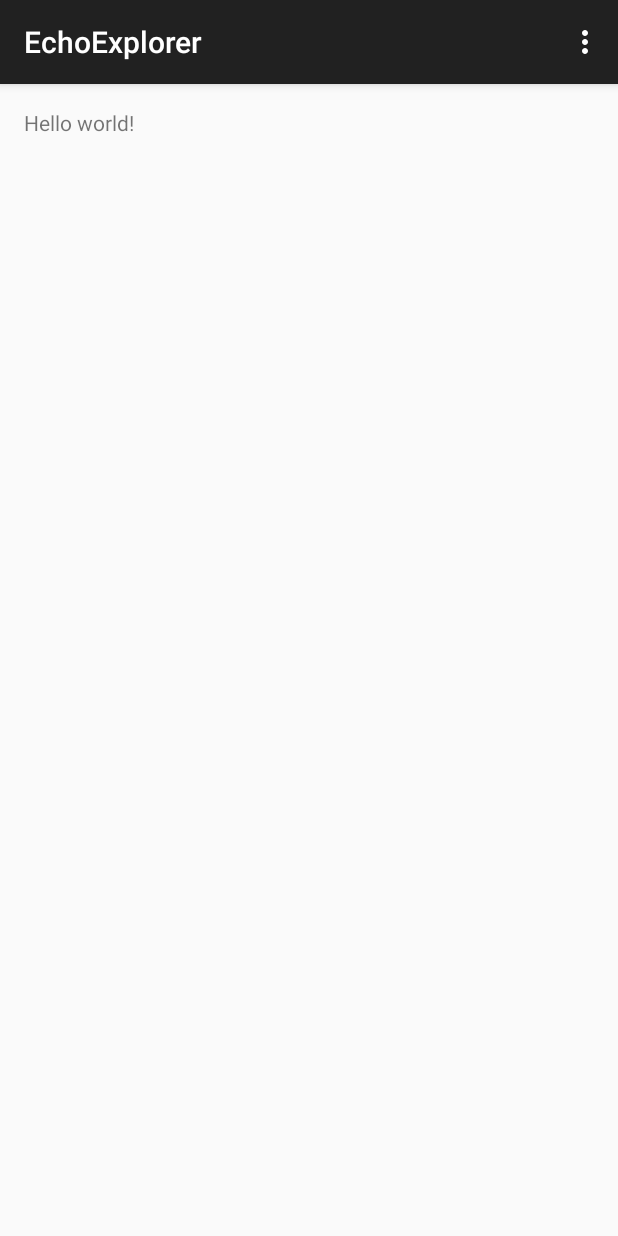
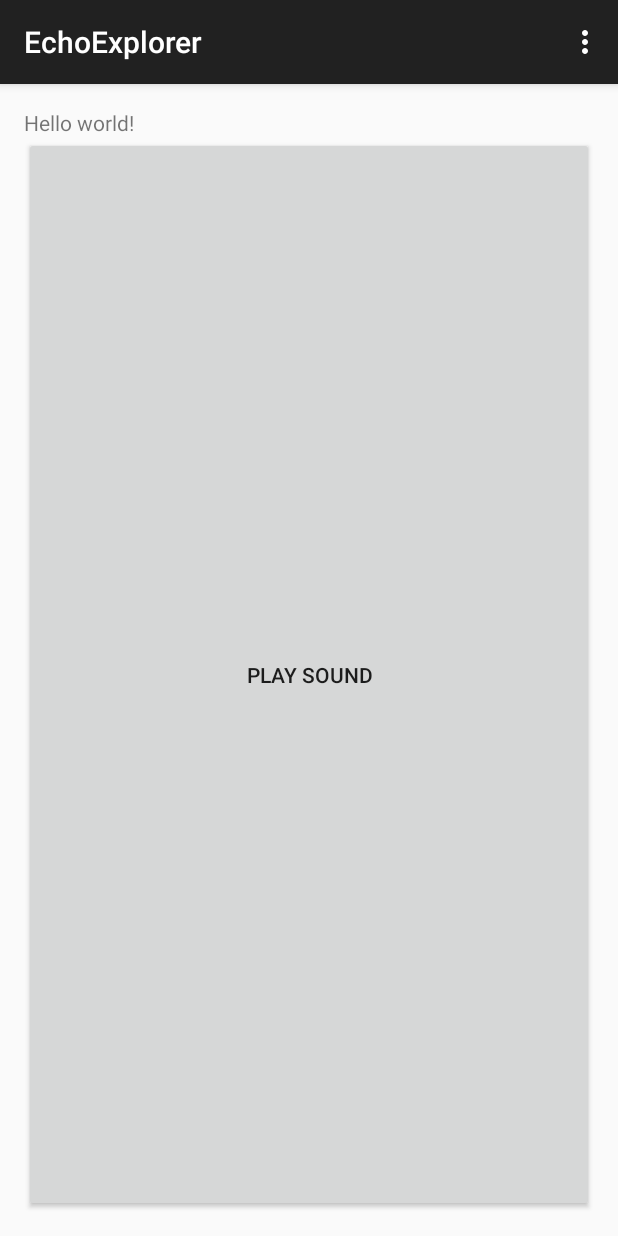
Before and after one commit to EchoGeneration/EchoExplorer, an Android app: the screen it shows after launch (MainActivity), on a phone screen of 412 x 824 dp. Run offline under Robolectric (Android 15) with nearby library versions, the phone set to English and light mode, and no system bars; 1 statement that could not run was skipped.

Commit message:
Added in some infrastructure for playing sounds on a button push. Currently not working.

```diff
--- a/app/src/main/java/com/spencerbarton/echoexplorer/MainActivity.java
+++ b/app/src/main/java/com/spencerbarton/echoexplorer/MainActivity.java
@@ -1,19 +1,55 @@
 package com.spencerbarton.echoexplorer;
 
+import android.content.ComponentName;
+import android.content.Context;
+import android.content.Intent;
+import android.content.ServiceConnection;
+import android.media.AudioManager;
+import android.os.IBinder;
 import android.support.v7.app.ActionBarActivity;
 import android.os.Bundle;
+import android.util.Log;
 import android.view.Menu;
 import android.view.MenuItem;
+import android.view.View;
 
 
 public class MainActivity extends ActionBarActivity {
+    private PlaySound mService;
+    private boolean mBound = false;
+    public static String EXTRA_AUDIO = "com.spencerbarton.echoexplorer.AUDIO";
 
     @Override
     protected void onCreate(Bundle savedInstanceState) {
+        // Initialize
         super.onCreate(savedInstanceState);
         setContentView(R.layout.activity_main);
+
+        // Setup audio to be controlled by the user
+        setVolumeControlStream(AudioManager.STREAM_MUSIC);
+        Log.d("logging", "onCreate called");
     }
 
+    @Override
+    protected void onStart() {
+        Log.d("logging", "onStart called");
+        super.onStart();
+
+        // Bind audio service
+        Intent intent = new Intent(this, PlaySound.class);
+        intent.putExtra(EXTRA_AUDIO, R.raw.song);
+        bindService(intent, mConnection, Context.BIND_AUTO_CREATE);
+    }
+
+    @Override
+    protected void onStop() {
+        super.onStop();
+
+        if (mBound) {
+            unbindService(mConnection);
+            mBound = false;
+        }
+    }
 
     @Override
     public boolean onCreateOptionsMenu(Menu menu) {
@@ -36,4 +72,28 @@ public class MainActivity extends ActionBarActivity {
 
         return super.onOptionsItemSelected(item);
     }
+
+    public void playAudio(View view) {
+        Log.d("logging", "Playing audio");
+        if (mBound) {
+            Log.d("logging", "Device is bound");
+            mService.playAudio();
+        }
+    }
+
+    private ServiceConnection mConnection = new ServiceConnection() {
+        @Override
+        public void onServiceConnected(ComponentName name, IBinder service) {
+            PlaySound.PlayAudioBinder binder = (PlaySound.PlayAudioBinder) service;
+            mService = binder.getService();
+            mBound = true;
+            Log.d("logging", "Service Connected");
+        }
+
+        @Override
+        public void onServiceDisconnected(ComponentName name) {
+            mBound = false;
+        }
+    };
+
 }
--- a/app/src/main/res/layout/activity_main.xml
+++ b/app/src/main/res/layout/activity_main.xml
@@ -7,6 +7,14 @@
     android:id="@+id/main">
 
     <TextView android:text="@string/hello_world" android:layout_width="wrap_content"
-        android:layout_height="wrap_content" />
+        android:layout_height="wrap_content"
+        android:id="@+id/helloworld"/>
+
+    <Button
+        android:layout_width="fill_parent"
+        android:layout_height="fill_parent"
+        android:layout_below="@+id/helloworld"
+        android:text="@string/playsound"
+        android:onClick="playAudio"/>
 
 </RelativeLayout>
--- a/app/src/main/res/values/strings.xml
+++ b/app/src/main/res/values/strings.xml
@@ -4,5 +4,6 @@
     <string name="app_name">EchoExplorer</string>
     <string name="hello_world">Hello world!</string>
     <string name="action_settings">Settings</string>
+    <string name="playsound">Play Sound</string>
 
 </resources>
```
Also changed, not shown: app/src/main/AndroidManifest.xml (+8 -0 lines), app/src/main/java/com/spencerbarton/echoexplorer/PlaySound.java (added, +69 -0 lines).
